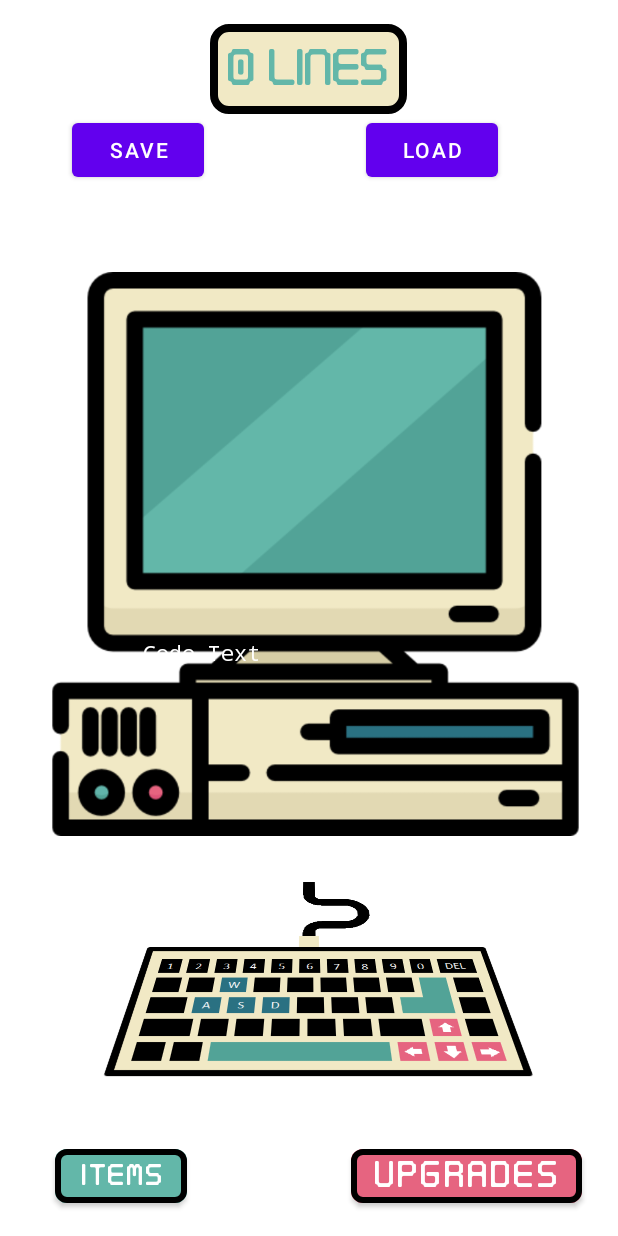
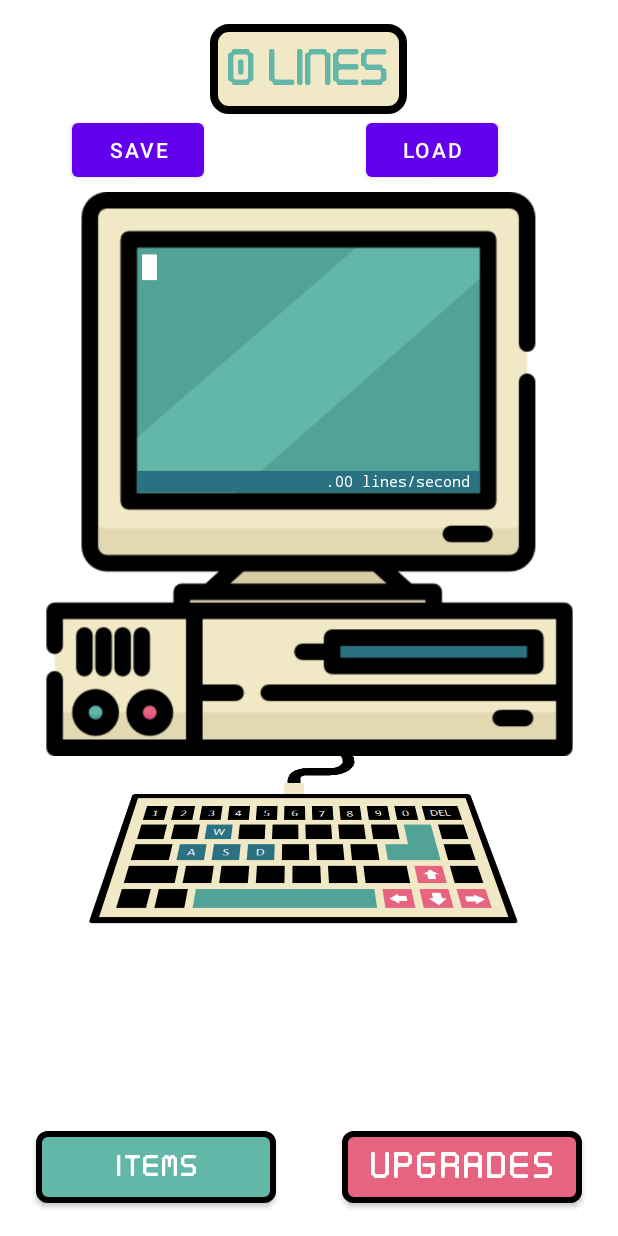
Before and after one commit to akkanben/code-clicker, an Android app: the screen it shows after launch (MainActivity), on a phone screen of 412 x 824 dp. Run offline under Robolectric (Android 15) with nearby library versions, the phone set to English and light mode, and no system bars; our stand-ins replace Room's generated code.

Commit message:
Updates layout on main activity and adjusted the lines/second display

```diff
--- a/app/src/main/java/com/crudalchemy/codeclicker/activity/MainActivity.java
+++ b/app/src/main/java/com/crudalchemy/codeclicker/activity/MainActivity.java
@@ -129,7 +129,7 @@ public class MainActivity extends AppCompatActivity {
                             game.updateItemLists(generatorAdapter, upgradeAdapter);
                             double temp = game.currentLineCount + (game.linePerSecond * game.partsOfASecond);
                             tickerTextView.setText(LargeNumbers.convert(temp));
-                            linesPerSecondTextView.setText(game.linePerSecond + " lines/second");
+                            linesPerSecondTextView.setText(LargeNumbers.convertWithDecimals(game.linePerSecond) + "/second ");
                         }
                     });
 
--- a/app/src/main/java/com/crudalchemy/codeclicker/utility/InitializeStoreItems.java
+++ b/app/src/main/java/com/crudalchemy/codeclicker/utility/InitializeStoreItems.java
@@ -14,7 +14,7 @@ public class InitializeStoreItems {
     public static void hardCodedStoreItems(Game game) {
 
         // GENERATORS
-        game.getGeneratorList().add(new Generator("Coffee", R.drawable.coffee_mug,"A productivity boost", 10, 1.07, 1));
+        game.getGeneratorList().add(new Generator("Coffee", R.drawable.coffee_mug,"A productivity boost", 15, 1.10, 1));
         game.getGeneratorList().add(new Generator("Monitor", R.drawable.monitor_1,"You can always use an extra monitor", 300, 1.15, 5));
         game.getGeneratorList().add(new Generator("RAM", R.drawable.ram, "More Stack Overflow tabs", 720, 1.14, 15));
         game.getGeneratorList().add(new Generator("Storage", R.drawable.hard_drive_hdd, "Hard drive is full -- time for a new hard drive", 8640, 1.13, 360));
--- a/app/src/main/java/com/crudalchemy/codeclicker/utility/LargeNumbers.java
+++ b/app/src/main/java/com/crudalchemy/codeclicker/utility/LargeNumbers.java
@@ -27,4 +27,27 @@ public class LargeNumbers {
         df.setRoundingMode(RoundingMode.DOWN); // Java defaults to rounding .5 up e.g. .3456 would become .346
         return df.format(value) + " " + stringReferences[multipliers] + " " + stringReferences[1];
     }
+
+    public static String convertWithDecimals(double value) {
+        int multipliers = 0; // set to -2 because dictionaryNumbers will be used only with millions and higher
+        DecimalFormat df = new DecimalFormat("#.000");
+        DecimalFormat df2 = new DecimalFormat("#.00");
+        df.setRoundingMode(RoundingMode.DOWN); // Java defaults to rounding .5 up e.g. .3456 would become .346
+        df2.setRoundingMode(RoundingMode.DOWN);
+        if (value < 0.0001)
+            return df2.format(value) + " " + stringReferences[1];
+        if (value > 0.999 && value < 1.999)
+            return df2.format(value) + " " + stringReferences[0];
+        if (value < 999999.99) {
+            String output = df2.format(value);
+            if (value > 999.99)
+                output = output.substring(0, output.length() - 6) + "," + output.substring(output.length() - 6);
+            return output + " " + stringReferences[1];
+        }
+        while (value > 999.99) {
+            multipliers++;
+            value /= 1000;
+        }
+        return df.format(value) + " " + stringReferences[multipliers] + " " + stringReferences[1];
+    }
 }
--- a/app/src/main/res/layout/layout_activity_main.xml
+++ b/app/src/main/res/layout/layout_activity_main.xml
@@ -12,11 +12,11 @@
         android:layout_width="wrap_content"
         android:layout_height="wrap_content"
         android:layout_marginTop="16dp"
+        android:background="@drawable/round_corner"
+        android:fontFamily="@font/digital_tech"
         android:text="TextView"
+        android:textColor="@color/green"
         android:textFontWeight="400"
-        android:textColor="@color/green"
-        android:fontFamily="@font/digital_tech"
-        android:background="@drawable/round_corner"
         android:textSize="34sp"
         app:layout_constraintEnd_toEndOf="parent"
         app:layout_constraintHorizontal_bias="0.498"
@@ -36,8 +36,9 @@
 
     <Button
         android:id="@+id/button_main_activity_generators"
-        android:layout_width="wrap_content"
-        android:layout_height="wrap_content"
+        android:layout_width="160dp"
+        android:layout_height="60dp"
+        android:layout_marginStart="24dp"
         android:layout_marginBottom="16dp"
         android:backgroundTint="@color/green"
         android:fontFamily="@font/digital_tech"
@@ -46,16 +47,14 @@
         android:textSize="20sp"
         app:cornerRadius="8dp"
         app:layout_constraintBottom_toBottomOf="parent"
-        app:layout_constraintEnd_toStartOf="@+id/button_main_activity_upgrades"
-        app:layout_constraintHorizontal_bias="0.251"
         app:layout_constraintStart_toStartOf="parent"
         app:strokeColor="@color/black"
         app:strokeWidth="4dp" />
 
     <Button
         android:id="@+id/button_main_activity_upgrades"
-        android:layout_width="wrap_content"
-        android:layout_height="wrap_content"
+        android:layout_width="160dp"
+        android:layout_height="60dp"
         android:layout_marginEnd="24dp"
         android:layout_marginBottom="16dp"
         android:backgroundTint="@color/red"
@@ -93,53 +92,59 @@
 
     <TextView
         android:id="@+id/main_typed_text_text_view"
-        android:layout_width="228dp"
-        android:layout_height="132dp"
-        android:layout_marginStart="72dp"
+        android:layout_width="223dp"
+        android:layout_height="140dp"
+        android:layout_marginTop="92dp"
         android:elevation="2dp"
-        android:text="Code Text"
+        android:text="█"
         android:textColor="@color/white"
         android:typeface="monospace"
-        app:layout_constraintBottom_toBottomOf="@+id/main_main_computer_image_image_view"
-        app:layout_constraintEnd_toEndOf="@+id/main_main_computer_image_image_view"
-        app:layout_constraintHorizontal_bias="0.08"
-        app:layout_constraintStart_toStartOf="@+id/main_main_computer_image_image_view" />
+        app:layout_constraintEnd_toEndOf="parent"
+        app:layout_constraintStart_toStartOf="parent"
+        app:layout_constraintTop_toBottomOf="@+id/text_view_main_activity_counter"
+        tools:text="Code text" />
 
     <ImageView
         android:id="@+id/main_main_computer_image_image_view"
         android:layout_width="387dp"
         android:layout_height="376dp"
+        android:layout_marginTop="52dp"
         android:elevation="1dp"
-        app:layout_constraintBottom_toBottomOf="parent"
         app:layout_constraintEnd_toEndOf="parent"
-        app:layout_constraintHorizontal_bias="0.666"
         app:layout_constraintStart_toStartOf="parent"
-        app:layout_constraintTop_toTopOf="parent"
-        app:layout_constraintVertical_bias="0.405"
+        app:layout_constraintTop_toBottomOf="@+id/text_view_main_activity_counter"
         app:srcCompat="@drawable/computer_6" />
 
     <TextView
         android:id="@+id/text_view_main_activity_lines_per_second"
-        android:layout_width="wrap_content"
-        android:layout_height="wrap_content"
-        android:layout_marginBottom="396dp"
-        app:layout_constraintBottom_toBottomOf="parent"
+        android:layout_width="228dp"
+        android:layout_height="14dp"
+        android:layout_marginTop="238dp"
+        android:background="#2A7182"
+        android:elevation="2dp"
+        android:fontFamily="monospace"
+        android:textAlignment="textEnd"
+        android:textColor="#FFFFFF"
+        android:textSize="10sp"
         app:layout_constraintEnd_toEndOf="parent"
         app:layout_constraintHorizontal_bias="0.498"
         app:layout_constraintStart_toStartOf="parent"
+        app:layout_constraintTop_toBottomOf="@+id/text_view_main_activity_counter"
         tools:text="lines per second" />
 
     <ImageView
         android:id="@+id/button_main_activity_click"
         android:layout_width="360dp"
         android:layout_height="210dp"
-        android:layout_marginBottom="80dp"
+        android:layout_marginStart="8dp"
+        android:layout_marginTop="356dp"
         android:elevation="0dp"
         android:rotationX="50"
         android:soundEffectsEnabled="false"
-        app:layout_constraintBottom_toBottomOf="parent"
         app:layout_constraintEnd_toEndOf="parent"
+        app:layout_constraintHorizontal_bias="0.186"
         app:layout_constraintStart_toStartOf="parent"
+        app:layout_constraintTop_toBottomOf="@+id/text_view_main_activity_counter"
         app:srcCompat="@drawable/keyboard_custom" />
 
 </androidx.constraintlayout.widget.ConstraintLayout>
```
